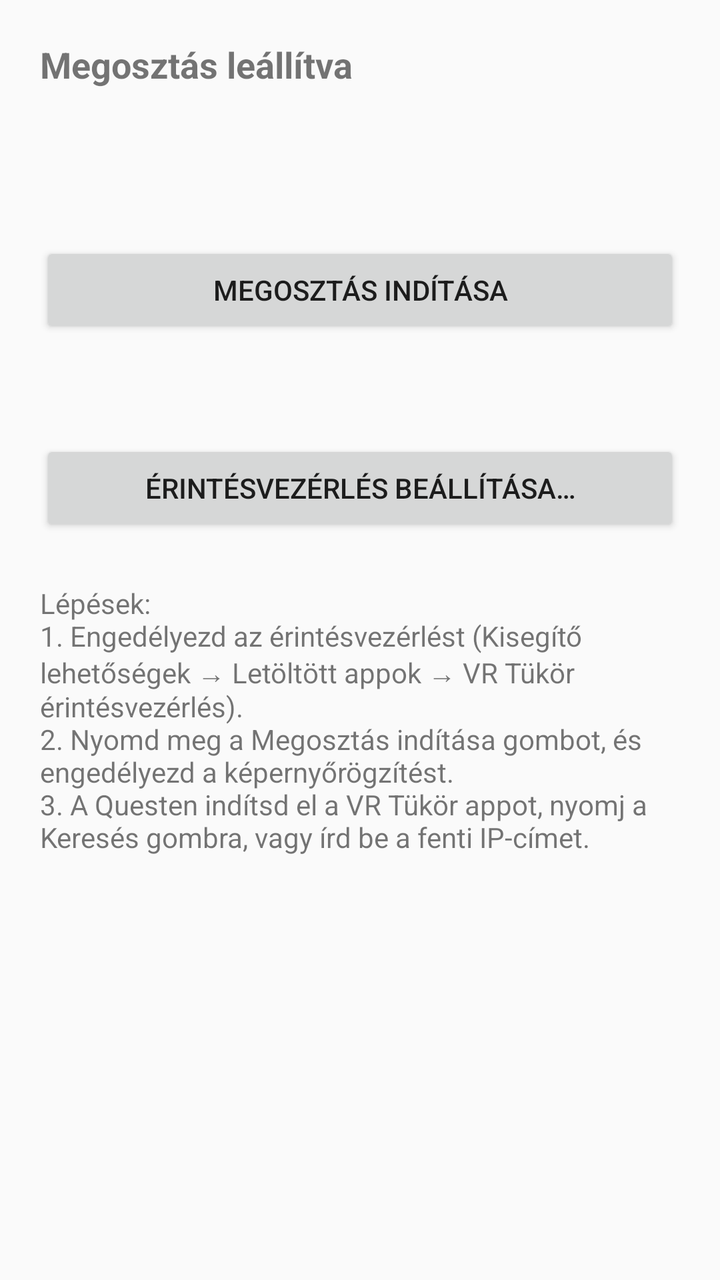
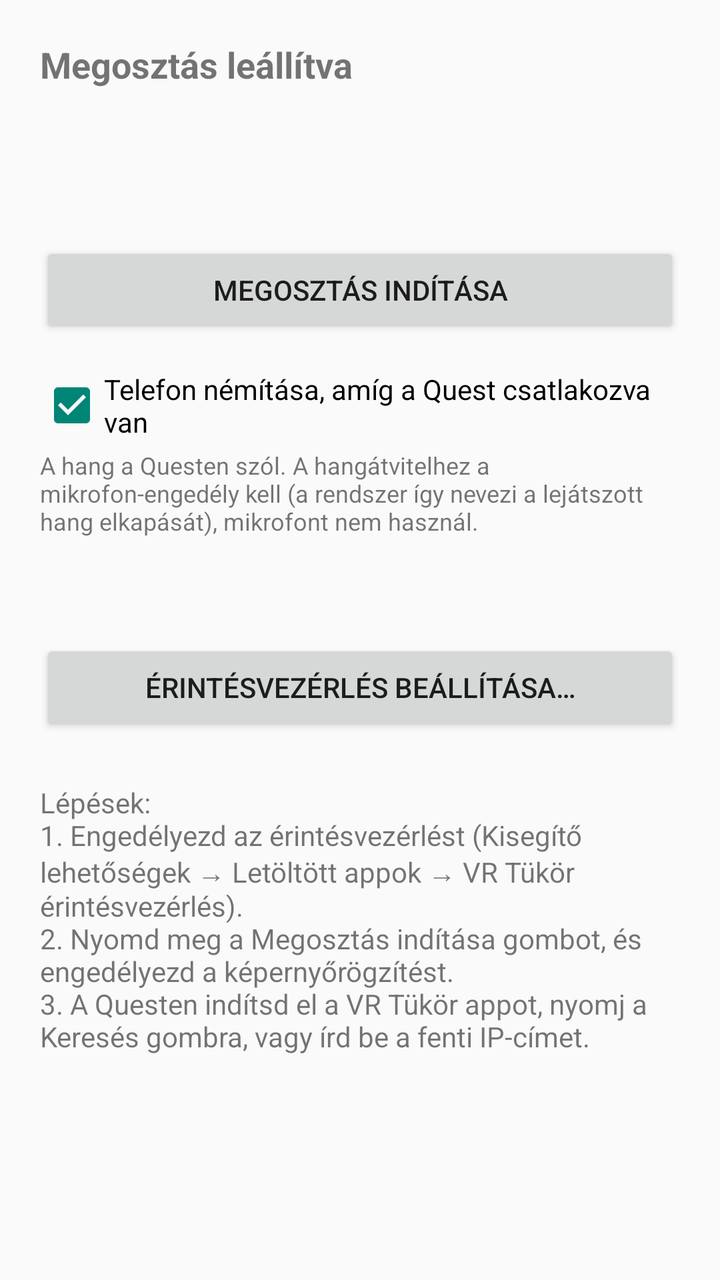

Two renders of the same Android screen: before a commit and after it. Below are the layout's source before the change and the commit's diff.
<!-- AndroidManifest.xml: application theme Theme.VRMirror -->
<!-- res/layout/activity_main.xml -->
<?xml version="1.0" encoding="utf-8"?>
<ScrollView xmlns:android="http://schemas.android.com/apk/res/android"
    android:layout_width="match_parent"
    android:layout_height="match_parent">

    <LinearLayout
        android:layout_width="match_parent"
        android:layout_height="wrap_content"
        android:orientation="vertical"
        android:padding="20dp">

        <TextView
            android:id="@+id/statusText"
            android:layout_width="match_parent"
            android:layout_height="wrap_content"
            android:text="@string/status_stopped"
            android:textSize="18sp"
            android:textStyle="bold" />

        <TextView
            android:id="@+id/ipText"
            android:layout_width="match_parent"
            android:layout_height="wrap_content"
            android:layout_marginTop="8dp"
            android:textSize="16sp" />

        <TextView
            android:id="@+id/videoText"
            android:layout_width="match_parent"
            android:layout_height="wrap_content"
            android:layout_marginTop="4dp"
            android:textSize="14sp" />

        <Button
            android:id="@+id/startStopButton"
            android:layout_width="match_parent"
            android:layout_height="wrap_content"
            android:layout_marginTop="24dp"
            android:text="@string/btn_start" />

        <TextView
            android:id="@+id/accessibilityText"
            android:layout_width="match_parent"
            android:layout_height="wrap_content"
            android:layout_marginTop="24dp"
            android:textSize="14sp" />

        <Button
            android:id="@+id/accessibilityButton"
            android:layout_width="match_parent"
            android:layout_height="wrap_content"
            android:layout_marginTop="8dp"
            android:text="@string/btn_accessibility" />

        <TextView
            android:layout_width="match_parent"
            android:layout_height="wrap_content"
            android:layout_marginTop="24dp"
            android:text="@string/help_text"
            android:textSize="14sp" />
    </LinearLayout>
</ScrollView>
<!-- resources referenced by this layout -->
<resources>
  <string name="btn_accessibility">Érintésvezérlés beállítása…</string>
  <string name="btn_start">Megosztás indítása</string>
  <string name="help_text">Lépések:\n1. Engedélyezd az érintésvezérlést (Kisegítő lehetőségek → Letöltött appok → VR Tükör érintésvezérlés).\n2. Nyomd meg a Megosztás indítása gombot, és engedélyezd a képernyőrögzítést.\n3. A Questen indítsd el a VR Tükör appot, nyomj a Keresés gombra, vagy írd be a fenti IP-címet.</string>
  <string name="status_stopped">Megosztás leállítva</string>
  <style name="Theme.VRMirror" parent="Theme.AppCompat.DayNight" />
</resources>

<!-- the commit's change to res/layout/activity_main.xml (unified diff, before → after) -->
@@ -38,6 +38,21 @@
             android:layout_marginTop="24dp"
             android:text="@string/btn_start" />
 
+        <CheckBox
+            android:id="@+id/muteCheckBox"
+            android:layout_width="match_parent"
+            android:layout_height="wrap_content"
+            android:layout_marginTop="16dp"
+            android:checked="true"
+            android:text="@string/mute_label" />
+
+        <TextView
+            android:layout_width="match_parent"
+            android:layout_height="wrap_content"
+            android:layout_marginTop="4dp"
+            android:text="@string/audio_hint"
+            android:textSize="12sp" />
+
         <TextView
             android:id="@+id/accessibilityText"
             android:layout_width="match_parent"
<!-- resource entries referenced after the edit -->
@@ -1,8 +1,10 @@
 <!-- resources referenced by this layout -->
 <resources>
+  <string name="audio_hint">A hang a Questen szól. A hangátvitelhez a mikrofon-engedély kell (a rendszer így nevezi a lejátszott hang elkapását), mikrofont nem használ.</string>
   <string name="btn_accessibility">Érintésvezérlés beállítása…</string>
   <string name="btn_start">Megosztás indítása</string>
   <string name="help_text">Lépések:\n1. Engedélyezd az érintésvezérlést (Kisegítő lehetőségek → Letöltött appok → VR Tükör érintésvezérlés).\n2. Nyomd meg a Megosztás indítása gombot, és engedélyezd a képernyőrögzítést.\n3. A Questen indítsd el a VR Tükör appot, nyomj a Keresés gombra, vagy írd be a fenti IP-címet.</string>
+  <string name="mute_label">Telefon némítása, amíg a Quest csatlakozva van</string>
   <string name="status_stopped">Megosztás leállítva</string>
   <style name="Theme.VRMirror" parent="Theme.AppCompat.DayNight" />
 </resources>
